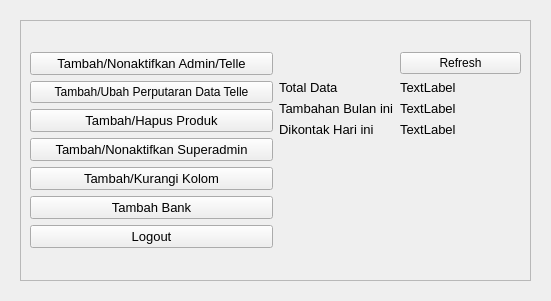
This is mainFiles/assets/ui/superadminUi.ui in NathanielClarence/telemarketingdb as Qt 5 draws it before an edit. The edited form follows.
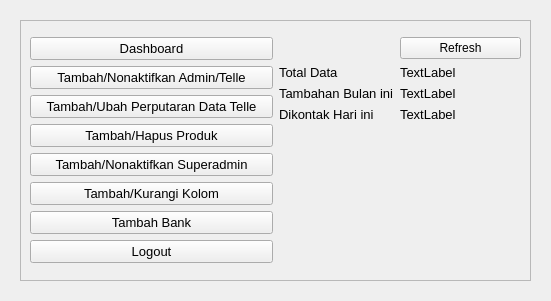
This is the edited form.

Diff of the .ui file:
```diff
--- a/mainFiles/assets/ui/superadminUi.ui
+++ b/mainFiles/assets/ui/superadminUi.ui
@@ -37,19 +37,43 @@
     <layout class="QGridLayout" name="gridLayout_2">
      <item row="0" column="0">
       <layout class="QGridLayout" name="gridLayout">
-       <item row="0" column="0">
-        <widget class="QPushButton" name="btn_add">
+       <item row="2" column="0">
+        <widget class="QPushButton" name="btn_DataTelleCircle">
          <property name="font">
           <font>
            <pointsize>10</pointsize>
           </font>
          </property>
          <property name="text">
-          <string>Tambah/Nonaktifkan Admin/Telle</string>
+          <string>Tambah/Ubah Perputaran Data Telle</string>
+         </property>
+        </widget>
+       </item>
+       <item row="4" column="0">
+        <widget class="QPushButton" name="btn_addSuperadmin">
+         <property name="font">
+          <font>
+           <pointsize>10</pointsize>
+          </font>
+         </property>
+         <property name="text">
+          <string>Tambah/Nonaktifkan Superadmin</string>
          </property>
         </widget>
        </item>
        <item row="6" column="0">
+        <widget class="QPushButton" name="btn_addBank">
+         <property name="font">
+          <font>
+           <pointsize>10</pointsize>
+          </font>
+         </property>
+         <property name="text">
+          <string>Tambah Bank</string>
+         </property>
+        </widget>
+       </item>
+       <item row="7" column="0">
         <widget class="QPushButton" name="btn_back">
          <property name="font">
           <font>
@@ -61,31 +85,19 @@
          </property>
         </widget>
        </item>
-       <item row="4" column="0">
-        <widget class="QPushButton" name="btn_addCol">
+       <item row="1" column="0">
+        <widget class="QPushButton" name="btn_add">
          <property name="font">
           <font>
            <pointsize>10</pointsize>
           </font>
          </property>
          <property name="text">
-          <string>Tambah/Kurangi Kolom</string>
+          <string>Tambah/Nonaktifkan Admin/Telle</string>
          </property>
         </widget>
        </item>
        <item row="3" column="0">
-        <widget class="QPushButton" name="btn_addSuperadmin">
-         <property name="font">
-          <font>
-           <pointsize>10</pointsize>
-          </font>
-         </property>
-         <property name="text">
-          <string>Tambah/Nonaktifkan Superadmin</string>
-         </property>
-        </widget>
-       </item>
-       <item row="2" column="0">
         <widget class="QPushButton" name="btn_addProduct">
          <property name="font">
           <font>
@@ -98,18 +110,30 @@
         </widget>
        </item>
        <item row="5" column="0">
-        <widget class="QPushButton" name="btn_addBank">
+        <widget class="QPushButton" name="btn_addCol">
          <property name="font">
           <font>
            <pointsize>10</pointsize>
           </font>
          </property>
          <property name="text">
-          <string>Tambah Bank</string>
+          <string>Tambah/Kurangi Kolom</string>
          </property>
         </widget>
        </item>
-       <item row="0" column="1" rowspan="7">
+       <item row="0" column="0">
+        <widget class="QPushButton" name="btn_dashboard">
+         <property name="font">
+          <font>
+           <pointsize>10</pointsize>
+          </font>
+         </property>
+         <property name="text">
+          <string>Dashboard</string>
+         </property>
+        </widget>
+       </item>
+       <item row="0" column="1" rowspan="8">
         <layout class="QFormLayout" name="formLayout_2">
          <item row="0" column="1">
           <widget class="QPushButton" name="btn_refresh">
@@ -192,13 +216,6 @@
          </item>
         </layout>
        </item>
-       <item row="1" column="0">
-        <widget class="QPushButton" name="btn_DataTelleCircle">
-         <property name="text">
-          <string>Tambah/Ubah Perputaran Data Telle</string>
-         </property>
-        </widget>
-       </item>
       </layout>
      </item>
     </layout>
```
